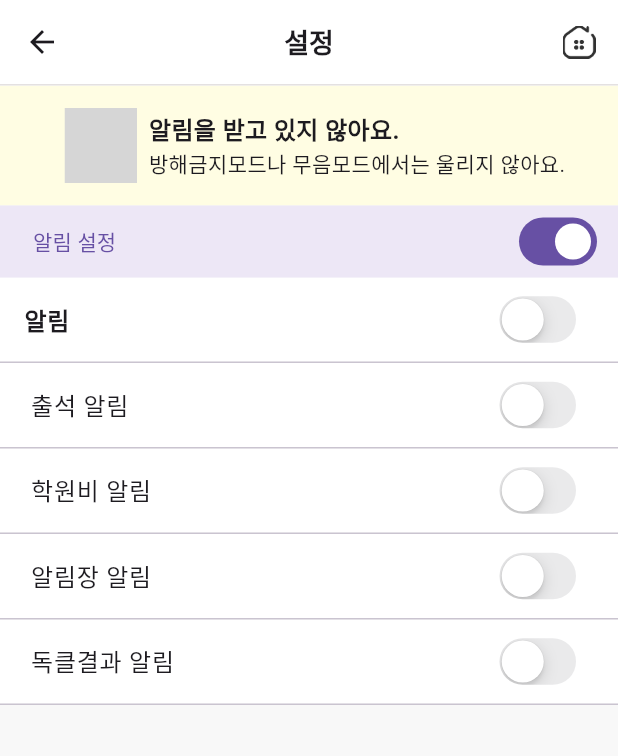
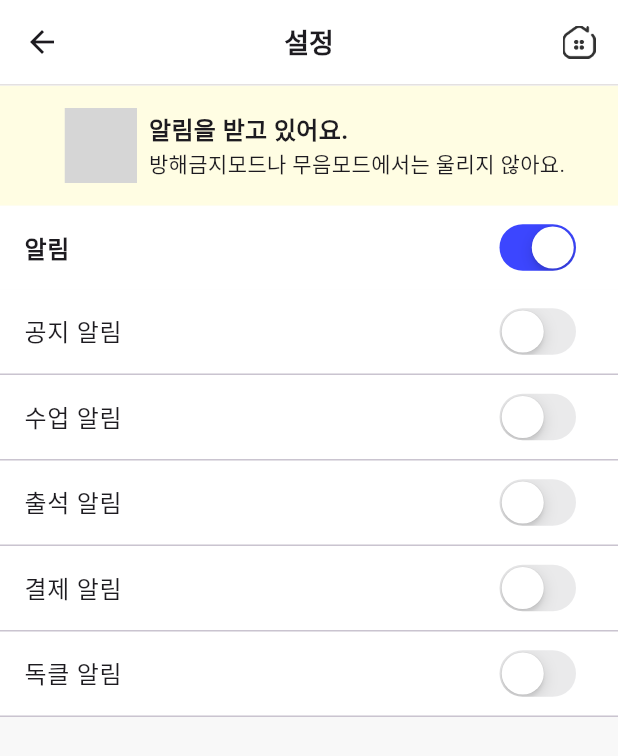
Before and after one commit to qndn3tp/HoHo_edu-App, a Flutter app: the SettingScreen screen opened directly, on a phone screen of 412 x 824 dp. Shown: the top 756 px of the screen. Run offline on Flutter 3.47's test engine with Material 3 defaults, Android fonts, the phone set to English and light mode, and no system bars; our stand-ins replace awesome_dialog, banner_carousel, connectivity_plus, eva_icons_flutter, flutter_dotenv, flutter_native_splash and 9 more; missing offline and left inert: flutter_animated_icons; accounts and stored records are empty; network calls fail; statements that could not run were skipped; grey boxes are pictures that could not be loaded.

Commit message:
Modify: setting notifiaction UI

```diff
--- /dev/null
+++ b/fe/lib/screens/setting/notification_info_box.dart
@@ -0,0 +1,58 @@
+import 'package:flutter/material.dart';
+import 'package:flutter_animated_icons/lottiefiles.dart';
+import 'package:lottie/lottie.dart';
+
+
+// 상단 알림 설명
+Widget notificationInfoBox(isChecked, bellController) {
+  return Container(
+    height: 80,
+    color: const Color(0xfffffde3),
+    child: Row(
+      mainAxisAlignment: MainAxisAlignment.center,
+      children: [
+        IconButton(
+          onPressed: () {},
+          icon: Lottie.asset(
+            LottieFiles.$63788_bell_icon_notification,
+            controller: bellController,
+            height: 50,
+          ),
+        ),
+        Column(
+          mainAxisAlignment: MainAxisAlignment.center,
+          crossAxisAlignment: CrossAxisAlignment.start,
+          children: [
+            isChecked
+                ? notificationChecked()
+                : notificationUnChecked(),
+          ],
+        )
+      ],
+    ),
+  );
+}
+
+// 알림을 받는 경우
+Widget notificationChecked() {
+  return const Column(
+    crossAxisAlignment: CrossAxisAlignment.start,
+    children: [
+      Text("알림을 받고 있어요.",
+          style: TextStyle(fontSize: 16, fontWeight: FontWeight.bold)),
+      Text("방해금지모드나 무음모드에서는 울리지 않아요.")
+    ],
+  );
+}
+
+// 알림을 받지않는 경우
+Widget notificationUnChecked() {
+  return const Column(
+    crossAxisAlignment: CrossAxisAlignment.start,
+    children: [
+      Text("알림을 받고 있지 않아요.",
+          style: TextStyle(fontSize: 16, fontWeight: FontWeight.bold)),
+      Text("개별 알림을 받으려면 알림을 켜주세요!")
+    ],
+  );
+}
--- a/fe/lib/screens/setting/notification_toggle.dart
+++ /dev/null
@@ -1,42 +0,0 @@
-import 'package:flutter/material.dart';
-import 'package:permission_handler/permission_handler.dart';
-
-class ToggleButton extends StatefulWidget {
-  const ToggleButton({super.key});
-
-  @override
-  State<ToggleButton> createState() => _ToggleButtonState();
-}
-
-class _ToggleButtonState extends State<ToggleButton> {
-
-  late bool _isChecked = false; // Initialize _isChecked to false
-
-  @override
-  void initState() {
-    super.initState();
-    // Check notification permission on widget initialization
-    checkNotificationPermission();
-  }
-
-  Future<void> checkNotificationPermission() async {
-    PermissionStatus status = await Permission.notification.status;
-    setState(() {
-      _isChecked = status.isGranted;
-      print("알림권한$_isChecked");
-    });
-  }
-
-  @override
-  Widget build(BuildContext context) {
-    return Switch(
-      value: _isChecked,
-      onChanged: (value) {
-        setState(() {
-          openAppSettings();      // 앱 알림설정으로 이동
-          checkNotificationPermission();  // 알림설정에 따라 토글버튼의 상태 변경
-        });
-      },
-    );
-  }
-}
--- a/fe/lib/screens/setting/setting_notification_screen.dart
+++ b/fe/lib/screens/setting/setting_notification_screen.dart
@@ -1,28 +1,26 @@
 import 'package:flutter/cupertino.dart';
 import 'package:flutter/material.dart';
-import 'package:flutter_application/screens/setting/notification_toggle.dart';
+import 'package:flutter_application/screens/setting/notification_info_box.dart';
 import 'package:flutter_application/widgets/app_bar.dart';
 import 'package:get/get.dart';
+import 'package:permission_handler/permission_handler.dart';
 import 'package:shared_preferences/shared_preferences.dart';
-import 'package:flutter_animated_icons/lottiefiles.dart';
-import 'package:lottie/lottie.dart';
 import '../../style.dart' as style;
-import 'package:permission_handler/permission_handler.dart';
-
 
 ////////////////////////
 //      설정 화면     //
 ////////////////////////
 
+
 // 알림 토글 버튼 컨트롤러
-class ToggleButtonController extends GetxController {
+class SwitchButtonController extends GetxController {
   // 토글 버튼의 이름 리스트
   final List<String> buttonNameList = [
-    "알림",
-    " 출석 알림",
-    " 학원비 알림",
-    " 알림장 알림",
-    " 독클결과 알림",
+    "공지 알림",
+    "수업 알림",
+    "출석 알림",
+    "결제 알림",
+    "독클 알림",
   ];
   // 토글 버튼의 상태 리스트
   final List<bool> buttonCheckedList = List.filled(5, false).obs;
@@ -32,13 +30,9 @@ class ToggleButtonController extends GetxController {
     final index = i;
     SharedPreferences prefs = await SharedPreferences.getInstance();
     prefs.setBool('buttonChecked$index', buttonCheckedList[index]);
-
-    // 모든 버튼이 false인지 확인(알림을 받지 않는 상태), 기기의 로컬저장소에 저장
-    bool allButtonsUnchecked =
-        buttonCheckedList.every((element) => element == false);
-    prefs.setBool('allButtonsUnchecked', allButtonsUnchecked);
   }
 }
+
 
 class SettingScreen extends StatefulWidget {
   const SettingScreen({super.key});
@@ -52,28 +46,35 @@ class _SettingScreenState extends State<SettingScreen> with TickerProviderStateM
   late AnimationController bellController;
 
   // 알림설정 토글 버튼 컨트롤러
-  final ToggleButtonController toggleButtonController = Get.put(ToggleButtonController());
+  final SwitchButtonController switchButtonController = Get.put(SwitchButtonController());
 
   // 저장된 알림 정보 로드
   Future<void> loadButtonCheckedInfo() async {
     SharedPreferences prefs = await SharedPreferences.getInstance();
-    for (int i = 0; i < toggleButtonController.buttonCheckedList.length; i++) {
-      toggleButtonController.buttonCheckedList[i] =
+    for (int i = 0; i < switchButtonController.buttonCheckedList.length; i++) {
+      switchButtonController.buttonCheckedList[i] =
           prefs.getBool('buttonChecked$i') ?? false; // 저장된 값이 있으면 불러오고, 없으면 false
     }
-    // 알림 여부에 따라 화면을 업데이트
-    setState(() {
-      final allButtonsUnchecked = prefs.getBool('allButtonsUnchecked') ?? true;
-      alarmContent(allButtonsUnchecked, bellController);
-    });
   }
+
+  // 전체 알림 스위치
+  late bool _isChecked = false;
 
   @override
   void initState() {
     super.initState();
     loadButtonCheckedInfo(); // 저장된 알림 정보 로드
-    bellController =
-        AnimationController(vsync: this, duration: const Duration(seconds: 2))..repeat(); // 아이콘 컨트롤러 생성
+    bellController = AnimationController(vsync: this, duration: const Duration(seconds: 2))..repeat(); // 아이콘 컨트롤러 생성
+    checkNotificationPermission(); // 알림 권한 여부를 체크(on/off)
+  }
+
+  // 알림 권한 여부를 체크
+  Future<void> checkNotificationPermission() async {
+    PermissionStatus status = await Permission.notification.status;
+    setState(() {
+      _isChecked = status.isGranted;
+      print("알림권한$_isChecked");
+    });
   }
 
   @override
@@ -84,9 +85,6 @@ class _SettingScreenState extends State<SettingScreen> with TickerProviderStateM
 
   @override
   Widget build(BuildContext context) {
-    // 모든 버튼이 false인지 확인
-    bool isAllButtonsUnchecked = toggleButtonController.buttonCheckedList.every((element) => element == false);
-
     return Scaffold(
       backgroundColor: style.LIGHT_GREY,
       // 앱 바
@@ -94,65 +92,46 @@ class _SettingScreenState extends State<SettingScreen> with TickerProviderStateM
       body: Column(
         children: [
           // 상단 알림 내용
-            alarmContent(isAllButtonsUnchecked, bellController),
-            Container(
-              padding: const EdgeInsets.only(right: 10, left: 10),
-              width: double.infinity,
-              color: Colors.deepPurple[50],
-              child: Row(
-                mainAxisAlignment: MainAxisAlignment.spaceBetween,
-                children: [
-                  TextButton(
-                    onPressed: (){},
-                    child: const Text("알림 설정"),
-                  ),
-                  const ToggleButton()
-                ],
+          notificationInfoBox(_isChecked, bellController),
+          // 전체 알림 권한
+          ListTile(
+            tileColor: Colors.white,
+            title: const Text("알림",style: TextStyle(fontWeight: FontWeight.bold),),
+            trailing: CupertinoSwitch(
+              activeColor: style.PRIMARY_BLUE,
+              value: _isChecked,
+              onChanged: (value) {
+                setState(() {
+                  openAppSettings(); // 앱 알림설정으로 이동
+                  checkNotificationPermission(); // 알림설정에 따라 토글버튼의 상태 변경
+                });
+              },
             ),
           ),
-            // 알림  리스트
+          // 개별 알림(알림  리스트)
           Expanded(
             child: ListView.builder(
-              itemCount: toggleButtonController.buttonNameList.length,
+            itemCount: switchButtonController.buttonNameList.length,
             itemBuilder: (c, i) {
               return Column(
                 children: [
-                    // 각 알림
+                  // 각 개별 알림
                   ListTile(
                     tileColor: Colors.white,
-                      title: i == 0
-                      // 전체알림
-                      ? Text(
-                        toggleButtonController.buttonNameList[i],
-                        style:
-                        const TextStyle(fontWeight: FontWeight.bold),
-                      )
-                      // 개별알림
-                      : Text(
-                        toggleButtonController.buttonNameList[i],
-                      ),
-                      // 토글 버튼
+                    title: Text( switchButtonController.buttonNameList[i],),
+                    // 스위치 버튼
                     trailing: Obx(() => CupertinoSwitch(
                       activeColor: style.PRIMARY_BLUE,
-                          value: toggleButtonController.buttonCheckedList[i],
-                          onChanged: (value) async {
-                            // 전체 알림버튼: 일괄 변경
-                            if (i == 0) {
-                              toggleButtonController.buttonCheckedList
-                                  .assignAll(List.filled(5, value));
-                            } else {
-                              toggleButtonController.buttonCheckedList[i] =
-                                  value;
-                              toggleButtonController
-                                  .storeButtonCheckedInfo(i); // 알림버튼 상태를 기기에 저장
+                      value: switchButtonController.buttonCheckedList[i],
+                      onChanged: _isChecked     // 전체 알림 권한이 true -> 개별 알림 가능
+                        ? (value) {
+                          setState(() {
+                            switchButtonController.buttonCheckedList[i] = value;
+                            switchButtonController.storeButtonCheckedInfo(i);  // 알림버튼 상태를 기기에 저장
+                          });
                         }
-                            // 알림여부에 따라 화면 업데이트
-                            setState(() {
-                              isAllButtonsUnchecked = toggleButtonController
-                                  .buttonCheckedList
-                                  .every((element) => element == false);
-                            });
-                          })),
+                        : null      // 전체 알림 권한이 false -> 개별 알림 불가능
+                    )),
                   ),
                   // 구분선
                   const Divider(
@@ -166,48 +145,3 @@ class _SettingScreenState extends State<SettingScreen> with TickerProviderStateM
         ));
   }
 }
-
-// 상단 알림 설명
-Widget alarmContent(isAllButtonsUnchecked, bellController) {
-  // 알림여부
-  final bool isNotificationChecked = !(isAllButtonsUnchecked);
-
-  return Container(
-    height: 80,
-    color: const Color(0xfffffde3),
-    child: Row(
-      mainAxisAlignment: MainAxisAlignment.center,
-      children: [
-        IconButton(
-          onPressed: () {},
-          icon: Lottie.asset(
-            LottieFiles.$63788_bell_icon_notification,
-            controller: bellController,
-            height: 50,),
-        ),
-        Column(
-          mainAxisAlignment: MainAxisAlignment.center,
-          crossAxisAlignment: CrossAxisAlignment.start,
-          children: [
-            isNotificationChecked
-                ? notificationChecked()
-                : notificationUnChecked(),
-            const Text("방해금지모드나 무음모드에서는 울리지 않아요.")
-          ],
-        )
-      ],
-    ),
-  );
-}
-
-// 알림을 받는 경우
-Widget notificationChecked() {
-  return const Text("알림을 받고 있어요.",
-      style: TextStyle(fontSize: 16, fontWeight: FontWeight.bold));
-}
-
-// 알림을 받지않는 경우
-Widget notificationUnChecked() {
-  return const Text("알림을 받고 있지 않아요.",
-      style: TextStyle(fontSize: 16, fontWeight: FontWeight.bold));
-}
```
Also changed, not shown: 3 other files. Lines whose indentation alone changed are shown as unchanged.
